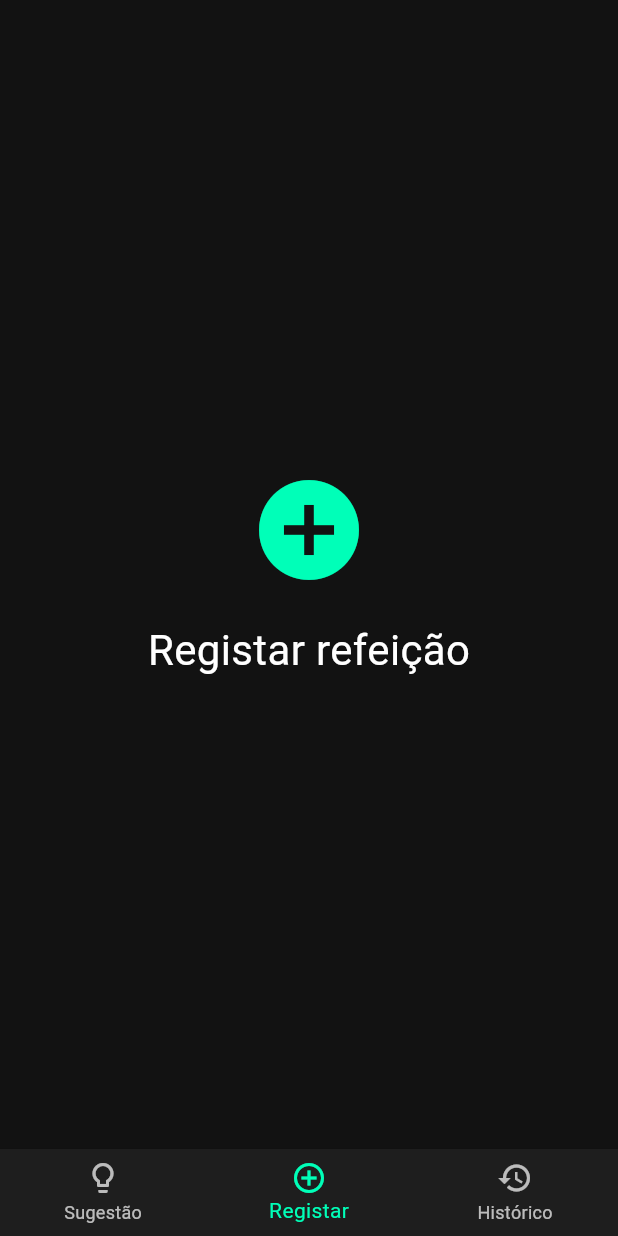
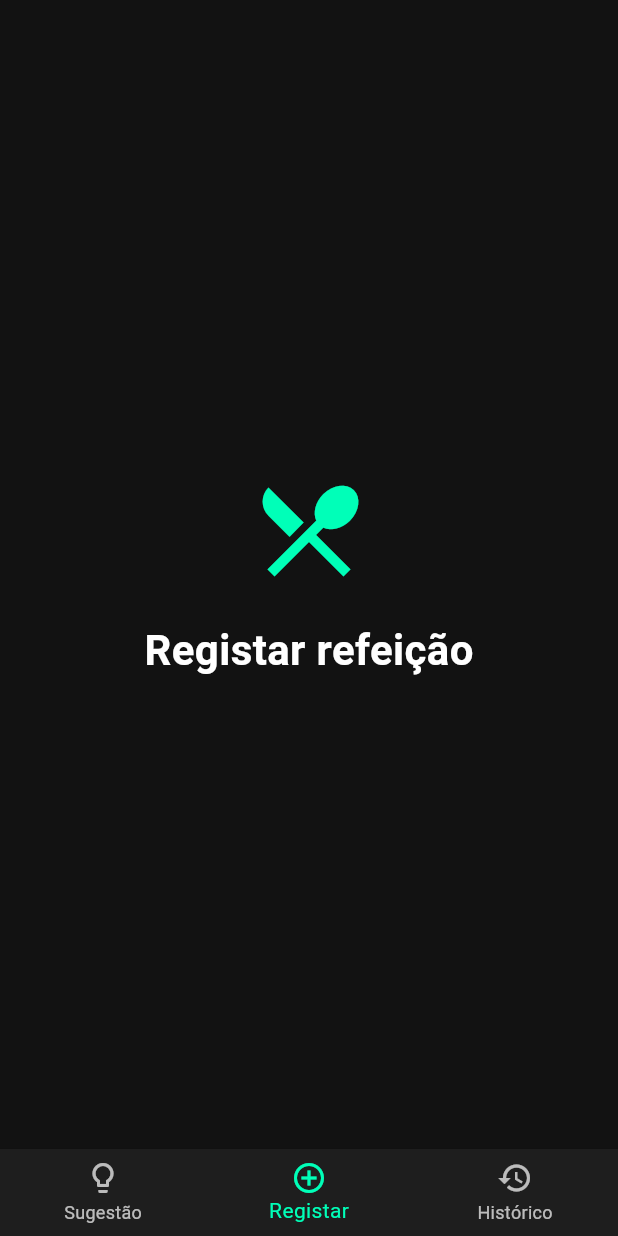
Before and after one commit to Vault-AI-HQ/my-ai-chef, a Flutter app: the RegisterScreen screen opened by its route, on a phone screen of 412 x 824 dp. Run offline on Flutter 3.47's test engine with Material 3 defaults, Android fonts, the phone set to English and light mode, and no system bars; our stand-ins replace firebase_core, flutter_riverpod, go_router; accounts and stored records are empty; Roboto replaces fonts that are missing (Poppins); statements that could not run were skipped.

Commit message:
Update register_screen.dart

```diff
--- a/lib/presentation/screens/register_screen.dart
+++ b/lib/presentation/screens/register_screen.dart
@@ -10,11 +10,11 @@ class RegisterScreen extends StatelessWidget {
         child: Column(
           mainAxisAlignment: MainAxisAlignment.center,
           children: [
-            Icon(Icons.add_circle, size: 80, color: Color(0xFF00FFB8)),
+            Icon(Icons.restaurant_menu, size: 80, color: Color(0xFF00FFB8)),
             SizedBox(height: 20),
             Text(
               'Registar refeição',
-              style: TextStyle(fontSize: 28, color: Colors.white),
+              style: TextStyle(fontSize: 28, color: Colors.white, fontWeight: FontWeight.bold),
             ),
           ],
         ),
```
